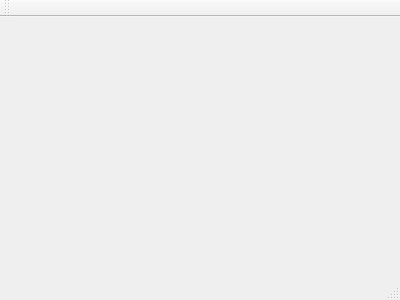
The window that mainwindow.ui (symlxp/W_10259_NS) describes before a commit, drawn with Qt 5.
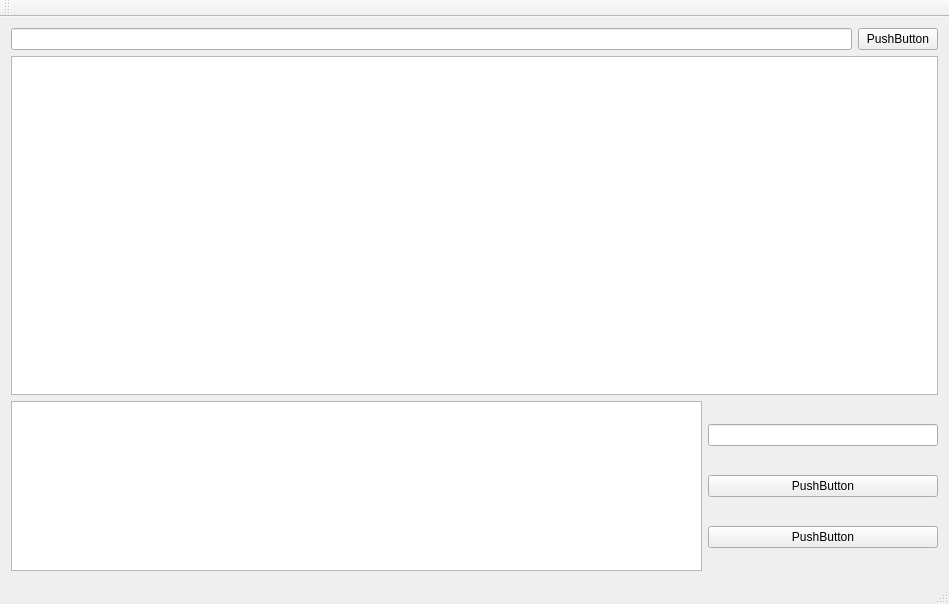
The same window after the commit.

The edit to the form file:
```diff
--- a/mainwindow.ui
+++ b/mainwindow.ui
@@ -1,24 +1,87 @@
 <ui version="4.0">
  <class>MainWindow</class>
- <widget class="QMainWindow" name="MainWindow" >
-  <property name="geometry" >
+ <widget class="QMainWindow" name="MainWindow">
+  <property name="geometry">
    <rect>
     <x>0</x>
     <y>0</y>
-    <width>400</width>
-    <height>300</height>
+    <width>949</width>
+    <height>604</height>
    </rect>
   </property>
   <property name="windowTitle" >
    <string>MainWindow</string>
   </property>
-  <widget class="QMenuBar" name="menuBar" />
-  <widget class="QToolBar" name="mainToolBar" />
-  <widget class="QWidget" name="centralWidget" />
-  <widget class="QStatusBar" name="statusBar" />
+  <widget class="QWidget" name="centralWidget">
+   <layout class="QVBoxLayout" name="verticalLayout_2" stretch="0,2,1">
+    <item>
+     <layout class="QHBoxLayout" name="horizontalLayout_2">
+      <item>
+       <widget class="QLineEdit" name="lineEdit"/>
+      </item>
+      <item>
+       <widget class="QPushButton" name="pushButton">
+        <property name="text">
+         <string>PushButton</string>
+        </property>
+       </widget>
+      </item>
+     </layout>
+    </item>
+    <item>
+     <widget class="QTableWidget" name="tableWidget"/>
+    </item>
+    <item>
+     <layout class="QHBoxLayout" name="horizontalLayout" stretch="3,1">
+      <item>
+       <widget class="QTreeView" name="treeView"/>
+      </item>
+      <item>
+       <layout class="QVBoxLayout" name="verticalLayout">
+        <item>
+         <widget class="QLineEdit" name="lineEdit_2"/>
+        </item>
+        <item>
+         <widget class="QPushButton" name="pushButton_2">
+          <property name="text">
+           <string>PushButton</string>
+          </property>
+         </widget>
+        </item>
+        <item>
+         <widget class="QPushButton" name="pushButton_3">
+          <property name="text">
+           <string>PushButton</string>
+          </property>
+         </widget>
+        </item>
+       </layout>
+      </item>
+     </layout>
+    </item>
+   </layout>
+  </widget>
+  <widget class="QMenuBar" name="menuBar">
+   <property name="geometry">
+    <rect>
+     <x>0</x>
+     <y>0</y>
+     <width>949</width>
+     <height>23</height>
+    </rect>
+   </property>
+  </widget>
+  <widget class="QToolBar" name="mainToolBar">
+   <attribute name="toolBarArea">
+    <enum>TopToolBarArea</enum>
+   </attribute>
+   <attribute name="toolBarBreak">
+    <bool>false</bool>
+   </attribute>
+  </widget>
+  <widget class="QStatusBar" name="statusBar"/>
  </widget>
- <layoutDefault spacing="6" margin="11" />
- <pixmapfunction></pixmapfunction>
+ <layoutdefault spacing="6" margin="11"/>
  <resources/>
  <connections/>
 </ui>
```
Left out of the diff: 3 changed lines with no effect on the pictures.
